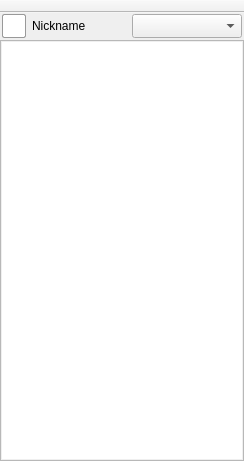
Above: src/gui/form_Main.ui from vituperative/i2pchat before the change. Below: the same form after it.
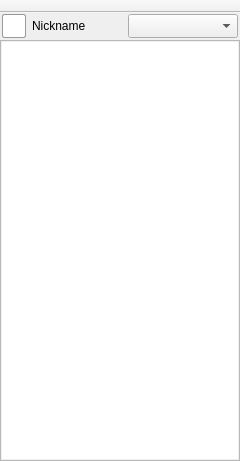
That is the form after the change. Icons and pictures are not drawn.

Commit message: Shave another couple of pixels of main window width

The edit to the form file:
```diff
--- a/src/gui/form_Main.ui
+++ b/src/gui/form_Main.ui
@@ -6,19 +6,19 @@
    <rect>
     <x>0</x>
     <y>0</y>
-    <width>244</width>
+    <width>240</width>
     <height>461</height>
    </rect>
   </property>
   <property name="minimumSize">
    <size>
-    <width>244</width>
+    <width>240</width>
     <height>0</height>
    </size>
   </property>
   <property name="maximumSize">
    <size>
-    <width>244</width>
+    <width>240</width>
     <height>16777215</height>
    </size>
   </property>
@@ -56,13 +56,13 @@
      <widget class="QListWidget" name="listWidget">
       <property name="minimumSize">
        <size>
-        <width>244</width>
+        <width>240</width>
         <height>0</height>
        </size>
       </property>
       <property name="maximumSize">
        <size>
-        <width>244</width>
+        <width>240</width>
         <height>16777215</height>
        </size>
       </property>
@@ -144,13 +144,13 @@
       </property>
       <property name="minimumSize">
        <size>
-        <width>244</width>
+        <width>240</width>
         <height>31</height>
        </size>
       </property>
       <property name="maximumSize">
        <size>
-        <width>244</width>
+        <width>240</width>
         <height>31</height>
        </size>
       </property>
@@ -283,13 +283,13 @@
          </property>
          <property name="minimumSize">
           <size>
-           <width>94</width>
+           <width>90</width>
            <height>24</height>
           </size>
          </property>
          <property name="maximumSize">
           <size>
-           <width>94</width>
+           <width>90</width>
            <height>24</height>
           </size>
          </property>
@@ -338,7 +338,7 @@
    </property>
    <property name="maximumSize">
     <size>
-     <width>244</width>
+     <width>240</width>
      <height>16635</height>
     </size>
    </property>
```
